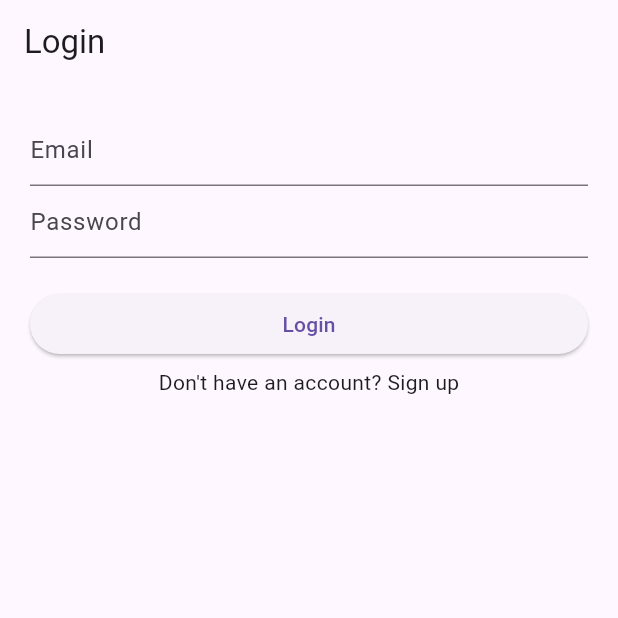
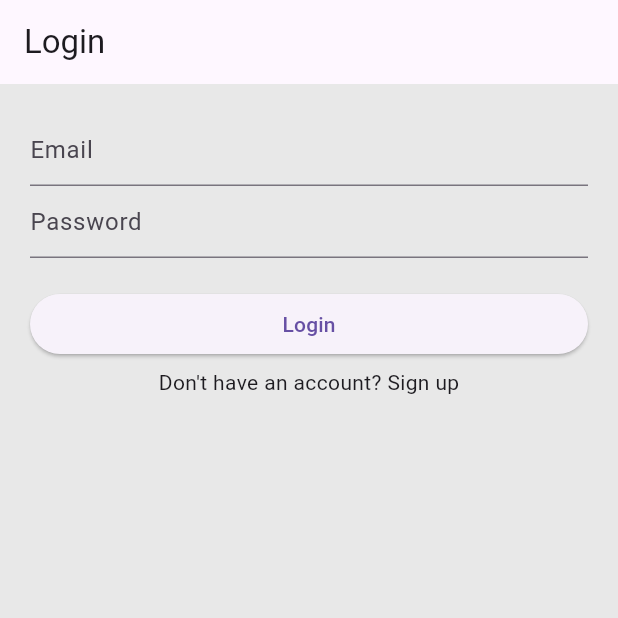
Before and after one commit to felix00112/carpooling_app, a Flutter app: the screen it shows after launch, on a phone screen of 412 x 824 dp, the top half of it. Run offline on Flutter 3.47's test engine with Material 3 defaults, Android fonts, the phone set to English and light mode, and no system bars; our stand-ins replace flutter_map, flutter_svg, font_awesome_flutter, latlong2, supabase_flutter; missing offline and left inert: geocoding_resolver; accounts and stored records are empty.

Commit message:
einfügen eines allgemeinen default backgrounds

```diff
--- a/lib/constants/colors.dart
+++ b/lib/constants/colors.dart
@@ -5,6 +5,7 @@ const Color green = Color.fromARGB(255,106,191,105);
 const Color background_grey = Color.fromARGB(255,245,245,245);
 const Color background_box_white = Color.fromARGB(255,255,255,255);
 const Color button_blue = Color.fromARGB(255, 91, 118, 213);
+const Color background_default = Color.fromARGB(255, 232, 232, 232);
 
 const Color button_orange = Color.fromARGB(255,255,166,43);
 const Color button_lightblue = Color.fromARGB(255,173,187,234);
--- a/lib/main.dart
+++ b/lib/main.dart
@@ -1,3 +1,4 @@
+import 'package:carpooling_app/constants/colors.dart';
 import 'package:carpooling_app/pages/faq.dart';
 import 'package:carpooling_app/pages/gebuchteFahrtenListe.dart';
 import 'package:carpooling_app/pages/homepage.dart';
@@ -52,6 +53,9 @@ class MyApp extends StatelessWidget {
     return MaterialApp(
       debugShowCheckedModeBanner: false,
       title: 'Carpooling App',
+      theme: ThemeData( //default Hintergrund
+        scaffoldBackgroundColor: background_default,
+      ),
       home: AuthGate(),
       routes: {
         //hier die drei routen für die bottom navigation bar
```
